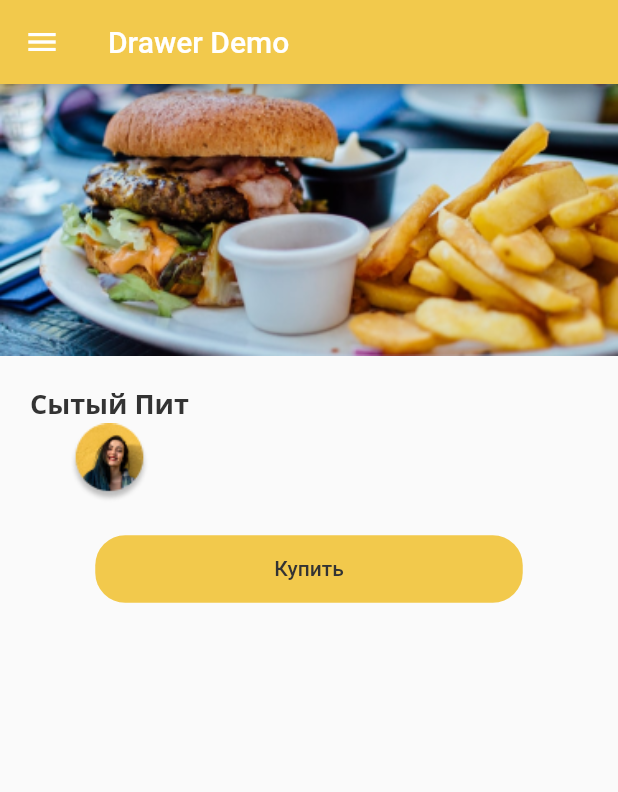
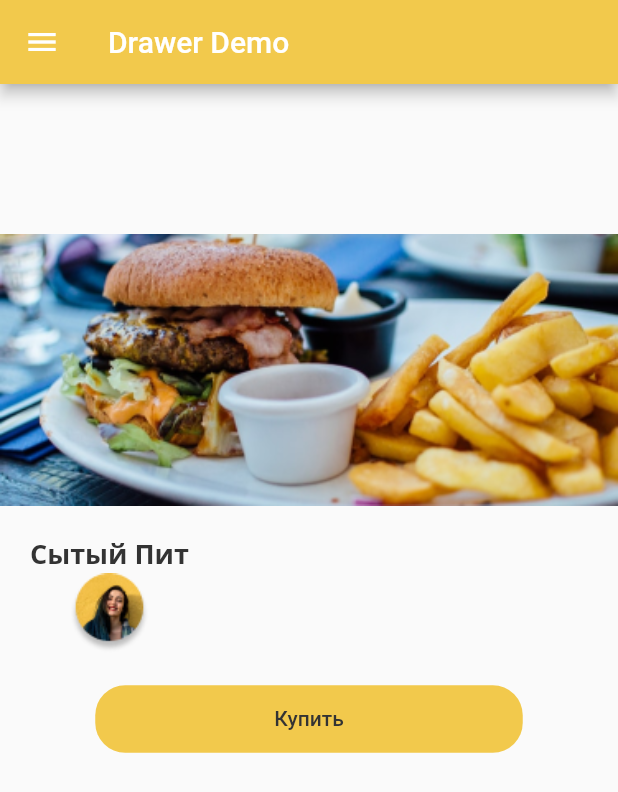
Before and after one commit to vinnikpuhh/flutter_app1, a Flutter app: the screen it shows after launch, on a phone screen of 412 x 824 dp. Shown: the top 792 px of the screen. Run offline on Flutter 3.47's test engine with Material 2 defaults, Android fonts, the phone set to English and light mode, and no system bars; our stand-ins replace flutter_svg; Roboto replaces fonts that are missing (Noto Sans).

Commit message:
//2.35//

```diff
--- a/lib/main.dart
+++ b/lib/main.dart
@@ -189,6 +189,9 @@ class FlutterTutorialApp extends StatelessWidget {
         ),
         body: ListView(
           children: [
+            SizedBox(
+              height: 100,
+            ),
             Container(
               child: Column(
                 mainAxisAlignment: MainAxisAlignment.start,
```
